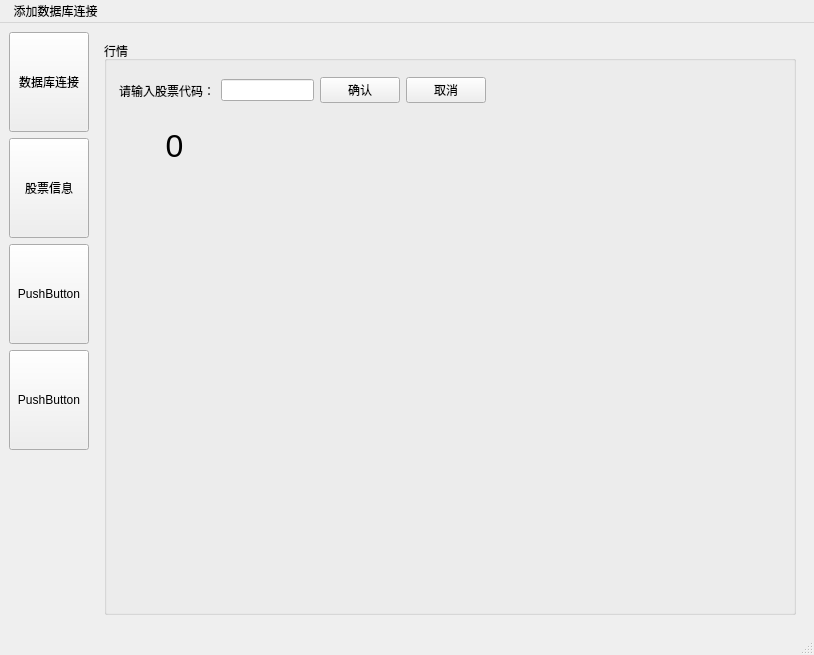
Qt form mainwindow.ui (JackyZ069/GoldDigger) before a commit.
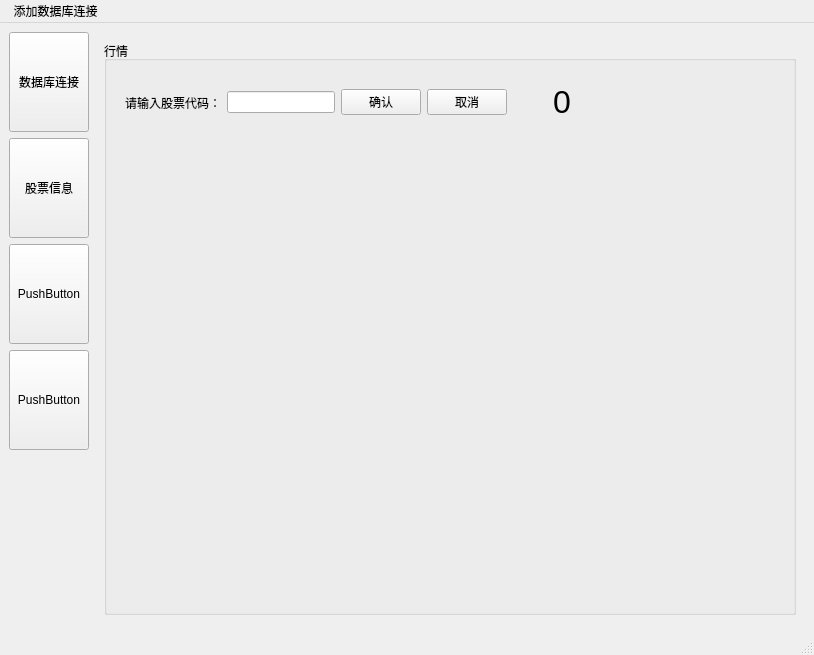
The same form after that commit. The open tabs and pages were chosen to show the change.

The edit to the form file:
```diff
--- a/mainwindow.ui
+++ b/mainwindow.ui
@@ -272,13 +272,23 @@
           <property name="title">
            <string>行情</string>
           </property>
-          <widget class="QWidget" name="layoutWidget">
+          <widget class="QWidget" name="widget" native="true">
            <property name="geometry">
             <rect>
-             <x>15</x>
-             <y>33</y>
-             <width>367</width>
-             <height>33</height>
+             <x>30</x>
+             <y>140</y>
+             <width>551</width>
+             <height>371</height>
+            </rect>
+           </property>
+          </widget>
+          <widget class="QWidget" name="">
+           <property name="geometry">
+            <rect>
+             <x>21</x>
+             <y>41</y>
+             <width>446</width>
+             <height>41</height>
             </rect>
            </property>
            <layout class="QHBoxLayout" name="horizontalLayout">
@@ -306,21 +316,28 @@
               </property>
              </widget>
             </item>
+            <item>
+             <spacer name="horizontalSpacer">
+              <property name="orientation">
+               <enum>Qt::Orientation::Horizontal</enum>
+              </property>
+              <property name="sizeHint" stdset="0">
+               <size>
+                <width>40</width>
+                <height>20</height>
+               </size>
+              </property>
+             </spacer>
+            </item>
+            <item>
+             <widget class="QLabel" name="StockCurrPriceLabel">
+              <property name="text">
+               <string>&lt;html&gt;&lt;head/&gt;&lt;body&gt;&lt;p align=&quot;center&quot;&gt;&lt;span style=&quot; font-size:24pt;&quot;&gt;0&lt;/span&gt;&lt;/p&gt;&lt;/body&gt;&lt;/html&gt;</string>
+              </property>
+             </widget>
+            </item>
            </layout>
           </widget>
-          <widget class="QLabel" name="StockCurrPriceLabel">
-           <property name="geometry">
-            <rect>
-             <x>10</x>
-             <y>80</y>
-             <width>121</width>
-             <height>51</height>
-            </rect>
-           </property>
-           <property name="text">
-            <string>&lt;html&gt;&lt;head/&gt;&lt;body&gt;&lt;p align=&quot;center&quot;&gt;&lt;span style=&quot; font-size:24pt;&quot;&gt;0&lt;/span&gt;&lt;/p&gt;&lt;/body&gt;&lt;/html&gt;</string>
-           </property>
-          </widget>
          </widget>
         </item>
        </layout>
```
Left out of the diff: 3 changed lines with no effect on the pictures.
